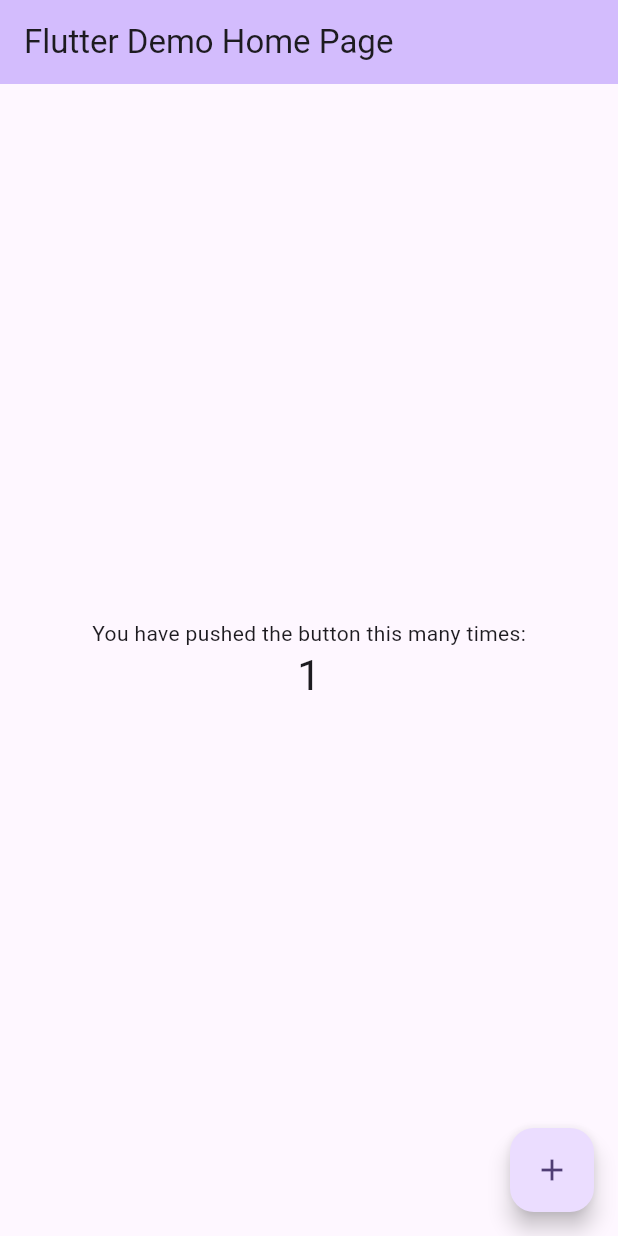
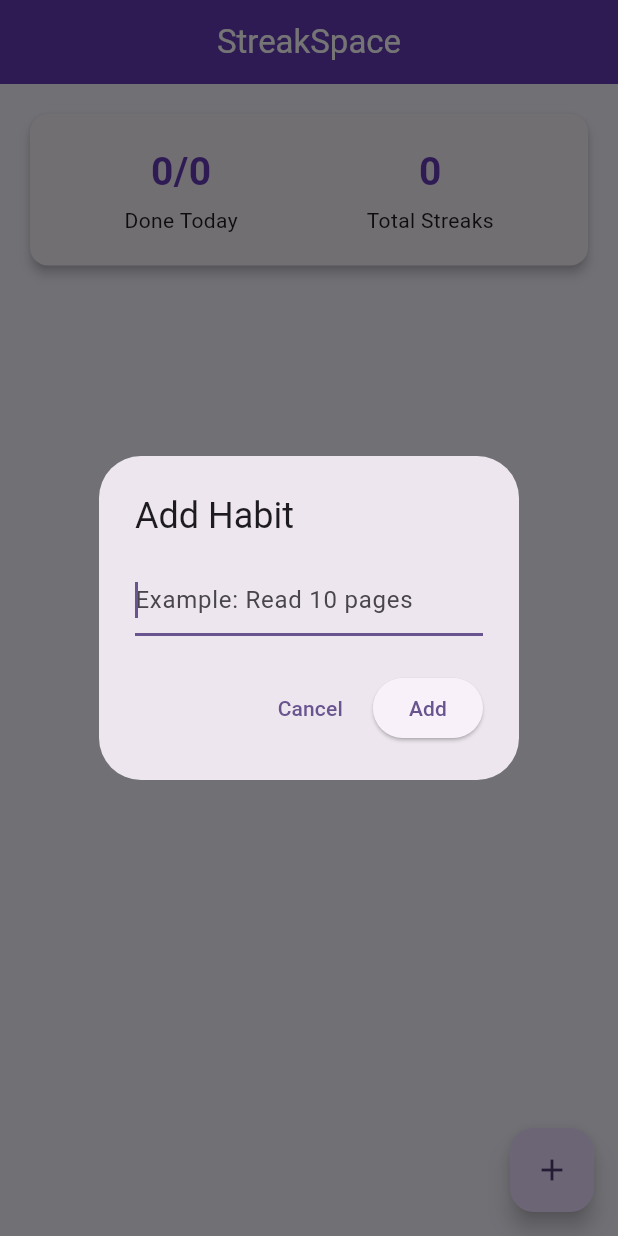
Before and after one commit to Alyemgul/streakspace-flutter, a Flutter app: the screen it shows after launch, after a tap on the "add" icon, on a phone screen of 412 x 824 dp. Run offline on Flutter 3.47's test engine with Material 3 defaults, Android fonts, the phone set to English and light mode, and no system bars; our stand-ins replace shared_preferences.

Commit message:
feat: add base application

```diff
--- a/lib/main.dart
+++ b/lib/main.dart
@@ -1,122 +1,23 @@
 import 'package:flutter/material.dart';
+import 'screens/home_screen.dart';
 
 void main() {
-  runApp(const MyApp());
+  runApp(const StreakSpaceApp());
 }
 
-class MyApp extends StatelessWidget {
-  const MyApp({super.key});
+class StreakSpaceApp extends StatelessWidget {
+  const StreakSpaceApp({super.key});
 
-  // This widget is the root of your application.
   @override
   Widget build(BuildContext context) {
     return MaterialApp(
-      title: 'Flutter Demo',
+      debugShowCheckedModeBanner: false,
+      title: 'StreakSpace',
       theme: ThemeData(
-        // This is the theme of your application.
-        //
-        // TRY THIS: Try running your application with "flutter run". You'll see
-        // the application has a purple toolbar. Then, without quitting the app,
-        // try changing the seedColor in the colorScheme below to Colors.green
-        // and then invoke "hot reload" (save your changes or press the "hot
-        // reload" button in a Flutter-supported IDE, or press "r" if you used
-        // the command line to start the app).
-        //
-        // Notice that the counter didn't reset back to zero; the application
-        // state is not lost during the reload. To reset the state, use hot
-        // restart instead.
-        //
-        // This works for code too, not just values: Most code changes can be
-        // tested with just a hot reload.
         colorScheme: ColorScheme.fromSeed(seedColor: Colors.deepPurple),
+        useMaterial3: true,
       ),
-      home: const MyHomePage(title: 'Flutter Demo Home Page'),
+      home: const HomeScreen(),
     );
   }
 }
-
-class MyHomePage extends StatefulWidget {
-  const MyHomePage({super.key, required this.title});
-
-  // This widget is the home page of your application. It is stateful, meaning
-  // that it has a State object (defined below) that contains fields that affect
-  // how it looks.
-
-  // This class is the configuration for the state. It holds the values (in this
-  // case the title) provided by the parent (in this case the App widget) and
-  // used by the build method of the State. Fields in a Widget subclass are
-  // always marked "final".
-
-  final String title;
-
-  @override
-  State<MyHomePage> createState() => _MyHomePageState();
-}
-
-class _MyHomePageState extends State<MyHomePage> {
-  int _counter = 0;
-
-  void _incrementCounter() {
-    setState(() {
-      // This call to setState tells the Flutter framework that something has
-      // changed in this State, which causes it to rerun the build method below
-      // so that the display can reflect the updated values. If we changed
-      // _counter without calling setState(), then the build method would not be
-      // called again, and so nothing would appear to happen.
-      _counter++;
-    });
-  }
-
-  @override
-  Widget build(BuildContext context) {
-    // This method is rerun every time setState is called, for instance as done
-    // by the _incrementCounter method above.
-    //
-    // The Flutter framework has been optimized to make rerunning build methods
-    // fast, so that you can just rebuild anything that needs updating rather
-    // than having to individually change instances of widgets.
-    return Scaffold(
-      appBar: AppBar(
-        // TRY THIS: Try changing the color here to a specific color (to
-        // Colors.amber, perhaps?) and trigger a hot reload to see the AppBar
-        // change color while the other colors stay the same.
-        backgroundColor: Theme.of(context).colorScheme.inversePrimary,
-        // Here we take the value from the MyHomePage object that was created by
-        // the App.build method, and use it to set our appbar title.
-        title: Text(widget.title),
-      ),
-      body: Center(
-        // Center is a layout widget. It takes a single child and positions it
-        // in the middle of the parent.
-        child: Column(
-          // Column is also a layout widget. It takes a list of children and
-          // arranges them vertically. By default, it sizes itself to fit its
-          // children horizontally, and tries to be as tall as its parent.
-          //
-          // Column has various properties to control how it sizes itself and
-          // how it positions its children. Here we use mainAxisAlignment to
-          // center the children vertically; the main axis here is the vertical
-          // axis because Columns are vertical (the cross axis would be
-          // horizontal).
-          //
-          // TRY THIS: Invoke "debug painting" (choose the "Toggle Debug Paint"
-          // action in the IDE, or press "p" in the console), to see the
-          // wireframe for each widget.
-          mainAxisAlignment: MainAxisAlignment.center,
-          children: <Widget>[
-            const Text('You have pushed the button this many times:'),
-            Text(
-              '$_counter',
-              style: Theme.of(context).textTheme.headlineMedium,
-            ),
-          ],
-        ),
-      ),
-      floatingActionButton: FloatingActionButton(
-        onPressed: _incrementCounter,
-        tooltip: 'Increment',
-        child: const Icon(Icons.add),
-      ), // This trailing comma makes auto-formatting nicer for build methods.
-    );
-  }
-}
--- /dev/null
+++ b/lib/models/habit.dart
@@ -0,0 +1,59 @@
+class Habit {
+  final String name;
+  final Set<DateTime> completedDays;
+
+  Habit({
+    required this.name,
+    Set<DateTime>? completedDays,
+  }) : completedDays = completedDays ?? {};
+
+  DateTime _dateOnly(DateTime date) {
+    return DateTime(date.year, date.month, date.day);
+  }
+
+  bool get completedToday {
+    return completedDays.contains(_dateOnly(DateTime.now()));
+  }
+
+  void completeToday() {
+    completedDays.add(_dateOnly(DateTime.now()));
+  }
+
+  void undoToday() {
+    completedDays.remove(_dateOnly(DateTime.now()));
+  }
+
+  int get streak {
+    int count = 0;
+    DateTime current = _dateOnly(DateTime.now());
+
+    if (!completedToday) {
+      current = current.subtract(const Duration(days: 1));
+    }
+
+    while (completedDays.contains(current)) {
+      count++;
+      current = current.subtract(const Duration(days: 1));
+    }
+
+    return count;
+  }
+
+  Map<String, dynamic> toJson() {
+    return {
+      'name': name,
+      'completedDays': completedDays
+          .map((date) => date.toIso8601String())
+          .toList(),
+    };
+  }
+
+  factory Habit.fromJson(Map<String, dynamic> json) {
+    return Habit(
+      name: json['name'],
+      completedDays: (json['completedDays'] as List)
+          .map((dateString) => DateTime.parse(dateString))
+          .toSet(),
+    );
+  }
+}
--- /dev/null
+++ b/lib/screens/home_screen.dart
@@ -0,0 +1,168 @@
+import 'package:flutter/material.dart';
+
+import '../services/habit_storage.dart';
+import '../models/habit.dart';
+import '../widgets/add_habit_dialog.dart';
+import '../widgets/habit_card.dart';
+import '../widgets/stats_card.dart';
+
+class HomeScreen extends StatefulWidget {
+  const HomeScreen({super.key});
+
+  @override
+  State<HomeScreen> createState() => _HomeScreenState();
+}
+
+class _HomeScreenState extends State<HomeScreen> {
+  List<Habit> habits = [];
+
+  int get completedCount {
+    return habits.where((habit) => habit.completedToday).length;
+  }
+
+  int get totalStreaks {
+    return habits.fold(0, (sum, habit) => sum + habit.streak);
+  }
+
+  void completeHabit(Habit habit) {
+    setState(() {
+      habit.completeToday();
+    });
+
+    saveHabits();
+  }
+
+  void addHabit(String name) {
+    if (name.trim().isEmpty) return;
+
+    setState(() {
+      habits.add(Habit(name: name.trim()));
+    });
+
+    saveHabits();
+  }
+
+  void openAddHabitDialog() {
+    showDialog(
+      context: context,
+      builder: (context) {
+        return AddHabitDialog(onAdd: addHabit);
+      },
+    );
+  }
+
+  void confirmDeleteHabit(Habit habit) {
+    showDialog(
+      context: context,
+      builder: (context) {
+        return AlertDialog(
+          title: const Text('Delete habit?'),
+          content: Text('Are you sure you want to delete "${habit.name}"?'),
+          actions: [
+            TextButton(
+              onPressed: () => Navigator.pop(context),
+              child: const Text('Cancel'),
+            ),
+            ElevatedButton(
+              onPressed: () {
+                deleteHabit(habit);
+                Navigator.pop(context);
+              },
+              style: ElevatedButton.styleFrom(
+                backgroundColor: Colors.red,
+                foregroundColor: Colors.white,
+              ),
+              child: const Text('Delete'),
+            ),
+          ],
+        );
+      },
+    );
+  }
+
+  void deleteHabit(Habit habit) {
+    setState(() {
+      habits.remove(habit);
+    });
+
+    saveHabits();
+  }
+
+  void undoHabit(Habit habit) {
+    setState(() {
+      habit.undoToday();
+    });
+
+    saveHabits();
+  }
+
+  @override
+  void initState() {
+    super.initState();
+    loadSavedHabits();
+  }
+
+  Future<void> loadSavedHabits() async {
+    final savedHabits = await HabitStorage.loadHabits();
+
+    setState(() {
+      habits = savedHabits.isEmpty ? [] : savedHabits;
+    });
+  }
+
+  Future<void> saveHabits() async {
+    await HabitStorage.saveHabits(habits);
+  }
+
+  @override
+  Widget build(BuildContext context) {
+    return Scaffold(
+      backgroundColor: const Color(0xFFF6F4FF),
+      appBar: AppBar(
+        title: const Text('StreakSpace'),
+        centerTitle: true,
+        backgroundColor: Colors.deepPurple,
+        foregroundColor: Colors.white,
+      ),
+      floatingActionButton: FloatingActionButton(
+        onPressed: openAddHabitDialog,
+        child: const Icon(Icons.add),
+      ),
+      body: Padding(
+        padding: const EdgeInsets.all(16),
+        child: Column(
+          children: [
+            StatsCard(
+              completed: completedCount,
+              total: habits.length,
+              totalStreaks: totalStreaks,
+            ),
+            const SizedBox(height: 16),
+            Expanded(
+              child: habits.isEmpty
+                  ? const Center(
+                      child: Text(
+                        'No habits yet. Add your first one!',
+                        style: TextStyle(fontSize: 16),
+                      ),
+                    )
+                  : ListView.builder(
+                      itemCount: habits.length,
+                      itemBuilder: (context, index) {
+                        final habit = habits[index];
+
+                        return HabitCard(
+                          habit: habit,
+                          onComplete: () => completeHabit(habit),
+                          onDelete: () => confirmDeleteHabit(habit),
+                          onUndo: () => undoHabit(habit),
+                        );
+                      },
+                    ),
+            ),
+          ],
+        ),
+      ),
+    );
+  }
+}
--- /dev/null
+++ b/lib/services/habit_storage.dart
@@ -0,0 +1,34 @@
+import 'dart:convert';
+
+import 'package:shared_preferences/shared_preferences.dart';
+
+import '../models/habit.dart';
+
+class HabitStorage {
+  static const String _key = 'habits';
+
+  static Future<void> saveHabits(List<Habit> habits) async {
+    final prefs = await SharedPreferences.getInstance();
+
+    final habitJsonList = habits.map((habit) {
+      return jsonEncode(habit.toJson());
+    }).toList();
+
+    await prefs.setStringList(_key, habitJsonList);
+  }
+
+  static Future<List<Habit>> loadHabits() async {
+    final prefs = await SharedPreferences.getInstance();
+
+    final habitJsonList = prefs.getStringList(_key);
+
+    if (habitJsonList == null) {
+      return [];
+    }
+
+    return habitJsonList.map((habitJson) {
+      final decodedHabit = jsonDecode(habitJson);
+      return Habit.fromJson(decodedHabit);
+    }).toList();
+  }
+}
--- /dev/null
+++ b/lib/widgets/add_habit_dialog.dart
@@ -0,0 +1,47 @@
+import 'package:flutter/material.dart';
+
+class AddHabitDialog extends StatefulWidget {
+  final Function(String) onAdd;
+
+  const AddHabitDialog({
+    super.key,
+    required this.onAdd,
+  });
+
+  @override
+  State<AddHabitDialog> createState() => _AddHabitDialogState();
+}
+
+class _AddHabitDialogState extends State<AddHabitDialog> {
+  final TextEditingController controller = TextEditingController();
+
+  void submit() {
+    widget.onAdd(controller.text);
+    Navigator.pop(context);
+  }
+
+  @override
+  Widget build(BuildContext context) {
+    return AlertDialog(
+      title: const Text('Add Habit'),
+      content: TextField(
+        controller: controller,
+        autofocus: true,
+        decoration: const InputDecoration(
+          hintText: 'Example: Read 10 pages',
+        ),
+        onSubmitted: (_) => submit(),
+      ),
+      actions: [
+        TextButton(
+          onPressed: () => Navigator.pop(context),
+          child: const Text('Cancel'),
+        ),
+        ElevatedButton(
+          onPressed: submit,
+          child: const Text('Add'),
+        ),
+      ],
+    );
+  }
+}
--- /dev/null
+++ b/lib/widgets/habit_card.dart
@@ -0,0 +1,72 @@
+import 'package:flutter/material.dart';
+
+import '../models/habit.dart';
+
+class HabitCard extends StatelessWidget {
+  final Habit habit;
+  final VoidCallback onComplete;
+  final VoidCallback onDelete;
+  final VoidCallback onUndo;
+
+  const HabitCard({
+    super.key,
+    required this.habit,
+    required this.onComplete,
+    required this.onDelete,
+    required this.onUndo,
+  });
+
+  Color get flameColor {
+    if (habit.streak >= 7) return Colors.red;
+    if (habit.streak >= 3) return Colors.orange;
+    if (habit.streak >= 1) return Colors.amber;
+    return Colors.grey;
+  }
+
+  String get subtitle {
+    if (habit.completedToday) {
+      return 'Completed today • ${habit.streak} day streak';
+    }
+
+    if (habit.streak == 0) {
+      return 'Not started yet';
+    }
+
+    return '${habit.streak} day streak';
+  }
+
+  @override
+  Widget build(BuildContext context) {
+    return Card(
+      margin: const EdgeInsets.only(bottom: 12),
+      child: ListTile(
+        leading: Icon(Icons.local_fire_department, color: flameColor, size: 34),
+        title: Text(
+          habit.name,
+          style: const TextStyle(fontWeight: FontWeight.bold),
+        ),
+        subtitle: Text(subtitle),
+        trailing: Row(
+          mainAxisSize: MainAxisSize.min,
+          children: [
+            if (habit.completedToday)
+              IconButton(
+                onPressed: onUndo,
+                icon: const Icon(
+                  Icons.check_circle,
+                  color: Colors.green,
+                  size: 30,
+                )
+              )
+            else
+              ElevatedButton(onPressed: onComplete, child: const Text('Done')),
+            IconButton(
+              onPressed: onDelete,
+              icon: const Icon(Icons.delete_outline),
+            ),
+          ],
+        ),
+      ),
+    );
+  }
+}
--- /dev/null
+++ b/lib/widgets/stats_card.dart
@@ -0,0 +1,59 @@
+import 'package:flutter/material.dart';
+
+class StatsCard extends StatelessWidget {
+  final int completed;
+  final int total;
+  final int totalStreaks;
+
+  const StatsCard({
+    super.key,
+    required this.completed,
+    required this.total,
+    required this.totalStreaks,
+  });
+
+  @override
+  Widget build(BuildContext context) {
+    return Card(
+      elevation: 3,
+      child: Padding(
+        padding: const EdgeInsets.all(20),
+        child: Row(
+          mainAxisAlignment: MainAxisAlignment.spaceAround,
+          children: [
+            _StatItem(label: 'Done Today', value: '$completed/$total'),
+            _StatItem(label: 'Total Streaks', value: '$totalStreaks'),
+          ],
+        ),
+      ),
+    );
+  }
+}
+
+class _StatItem extends StatelessWidget {
+  final String label;
+  final String value;
+
+  const _StatItem({
+    required this.label,
+    required this.value,
+  });
+
+  @override
+  Widget build(BuildContext context) {
+    return Column(
+      children: [
+        Text(
+          value,
+          style: const TextStyle(
+            fontSize: 26,
+            fontWeight: FontWeight.bold,
+            color: Colors.deepPurple,
+          ),
+        ),
+        const SizedBox(height: 4),
+        Text(label),
+      ],
+    );
+  }
+}
--- a/pubspec.yaml
+++ b/pubspec.yaml
@@ -34,6 +34,7 @@ dependencies:
   # The following adds the Cupertino Icons font to your application.
   # Use with the CupertinoIcons class for iOS style icons.
   cupertino_icons: ^1.0.8
+  shared_preferences: ^2.5.3
 
 dev_dependencies:
   flutter_test:
```
Also changed, not shown: pubspec.lock, 3 other files.
